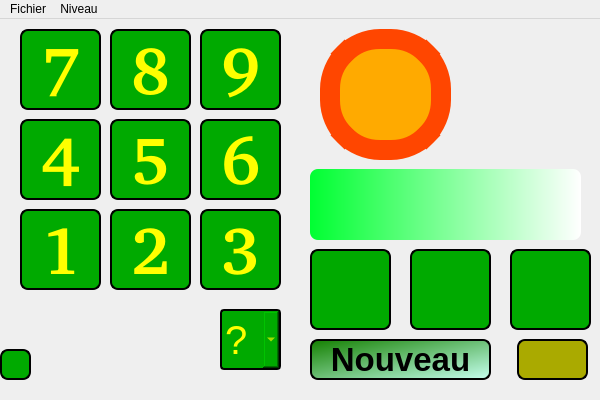
Old version of the form mainwindow.ui in the repository Txikilinux/leterrier-cibler.
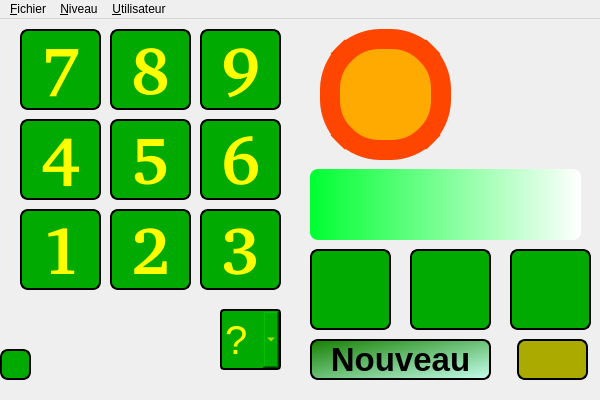
New version of the form. Icons and pictures are not drawn.

Commit message: migration vers une abuleduapplicationv1 + ajout du menu utilisateur

```diff
--- a/mainwindow.ui
+++ b/mainwindow.ui
@@ -586,13 +586,13 @@
    </property>
    <widget class="QMenu" name="menuFichier">
     <property name="title">
-     <string>Fichier</string>
+     <string>&amp;Fichier</string>
     </property>
     <addaction name="actionQuitter"/>
    </widget>
    <widget class="QMenu" name="menuNiveau">
     <property name="title">
-     <string>Niveau</string>
+     <string>&amp;Niveau</string>
     </property>
     <addaction name="actionDebutant"/>
     <addaction name="actionJoker"/>
@@ -601,8 +601,16 @@
     <addaction name="separator"/>
     <addaction name="actionProposerCible"/>
    </widget>
+   <widget class="QMenu" name="menu_Utilisateurs">
+    <property name="title">
+     <string>&amp;Utilisateur</string>
+    </property>
+    <addaction name="action_Journal_de_mes_activit_s"/>
+    <addaction name="action_Changer_d_utilisateur"/>
+   </widget>
    <addaction name="menuFichier"/>
    <addaction name="menuNiveau"/>
+   <addaction name="menu_Utilisateurs"/>
   </widget>
   <action name="actionQuitter">
    <property name="text">
```
Left out of the diff: 25 changed lines with no effect on the pictures. The commit also changes 10 other files.
